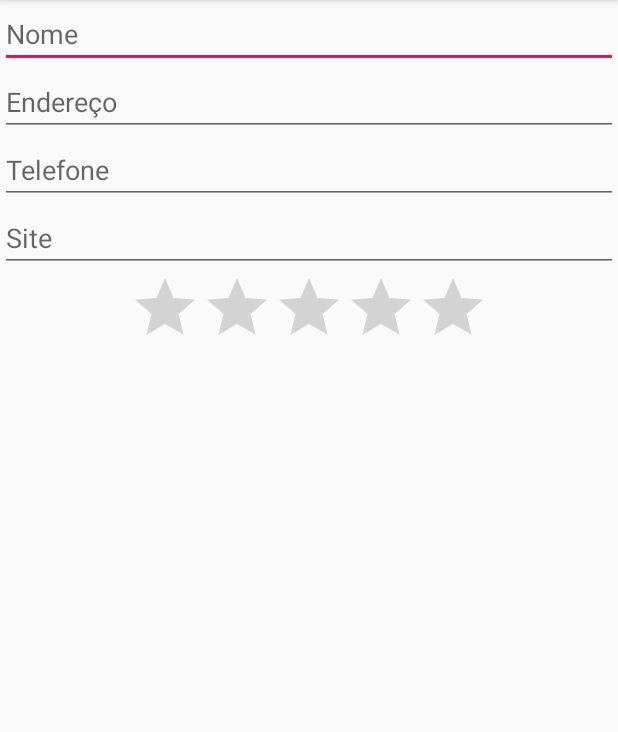
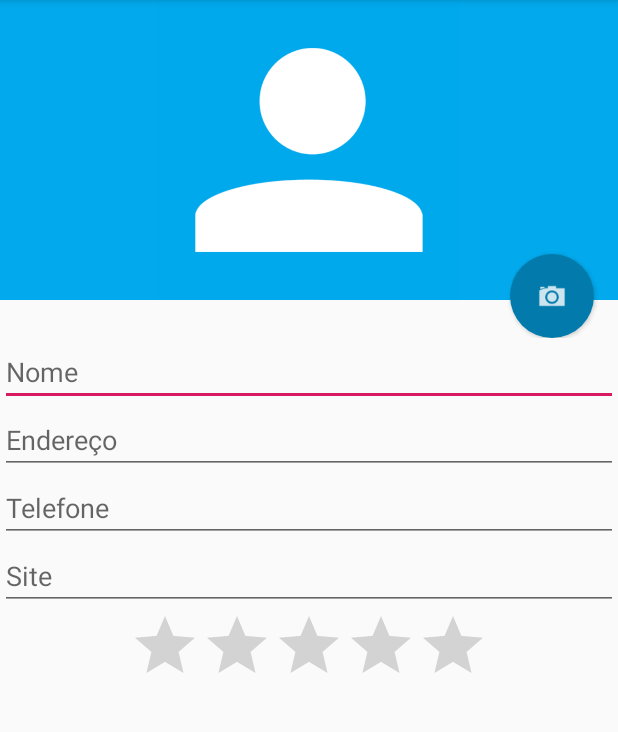
Before and after one commit to Willsome/Agenda, an Android app: the FormularioActivity screen opened directly, with no data from a screen before it, on a phone screen of 412 x 824 dp, the part 84-816 px from its top. Run offline under Robolectric (Android 15) with nearby library versions, the phone set to English and light mode, and no system bars.

Commit message:
Parte II: Aula 2/5

```diff
--- a/app/src/main/java/br/com/alura/william/agenda/model/Aluno.kt
+++ b/app/src/main/java/br/com/alura/william/agenda/model/Aluno.kt
@@ -10,6 +10,7 @@ class Aluno : Serializable {
     var telefone: String? = null
     var site: String? = null
     var nota: Double? = null
+    var caminhoFoto: String? = null
 
     override fun toString(): String {
         return "${id} - ${nome}"
--- /dev/null
+++ b/app/src/main/res/drawable/bt_fundo_adicionar_foto.xml
@@ -0,0 +1,14 @@
+<?xml version="1.0" encoding="utf-8"?>
+<layer-list xmlns:android="http://schemas.android.com/apk/res/android">
+    <item>
+        <shape android:shape="oval">
+            <solid android:color="#027bac" />
+            <padding
+                android:bottom="16dp"
+                android:left="16dp"
+                android:right="16dp"
+                android:top="16dp" />
+        </shape>
+    </item>
+    <item android:drawable="@drawable/ic_camera" />
+</layer-list>
--- a/app/src/main/res/layout/activity_formulario.xml
+++ b/app/src/main/res/layout/activity_formulario.xml
@@ -7,6 +7,30 @@
         android:layout_width="match_parent"
         android:layout_height="wrap_content"
         android:orientation="vertical">
+
+        <RelativeLayout
+            android:layout_width="match_parent"
+            android:layout_height="225dp">
+
+            <ImageView
+                android:id="@+id/iv_formulario_foto"
+                android:layout_width="match_parent"
+                android:layout_height="200dp"
+                android:background="#02a9ec"
+                android:src="@drawable/person" />
+
+            <Button
+                android:id="@+id/bt_formulario_foto"
+                android:layout_width="56dp"
+                android:layout_height="56dp"
+                android:layout_alignParentEnd="true"
+                android:layout_alignParentRight="true"
+                android:layout_alignParentBottom="true"
+                android:layout_marginEnd="16dp"
+                android:layout_marginRight="16dp"
+                android:background="@drawable/bt_fundo_adicionar_foto" />
+
+        </RelativeLayout>
 
         <EditText
             android:id="@+id/et_formulario_nome"
--- /dev/null
+++ b/app/src/main/res/xml/provider_paths.xml
@@ -0,0 +1,4 @@
+<?xml version="1.0" encoding="utf-8"?>
+<paths>
+    <external-path name="external_files" path="." />
+</paths>
```
Also changed, not shown: app/src/main/AndroidManifest.xml (+11 -0 lines), app/src/main/java/br/com/alura/william/agenda/dao/AlunoDao.kt (+21 -4 lines), app/src/main/java/br/com/alura/william/agenda/helper/AlunoHelper.kt (+15 -0 lines), app/src/main/java/br/com/alura/william/agenda/ui/activity/FormularioActivity.kt (+33 -2 lines), 1 other file.
